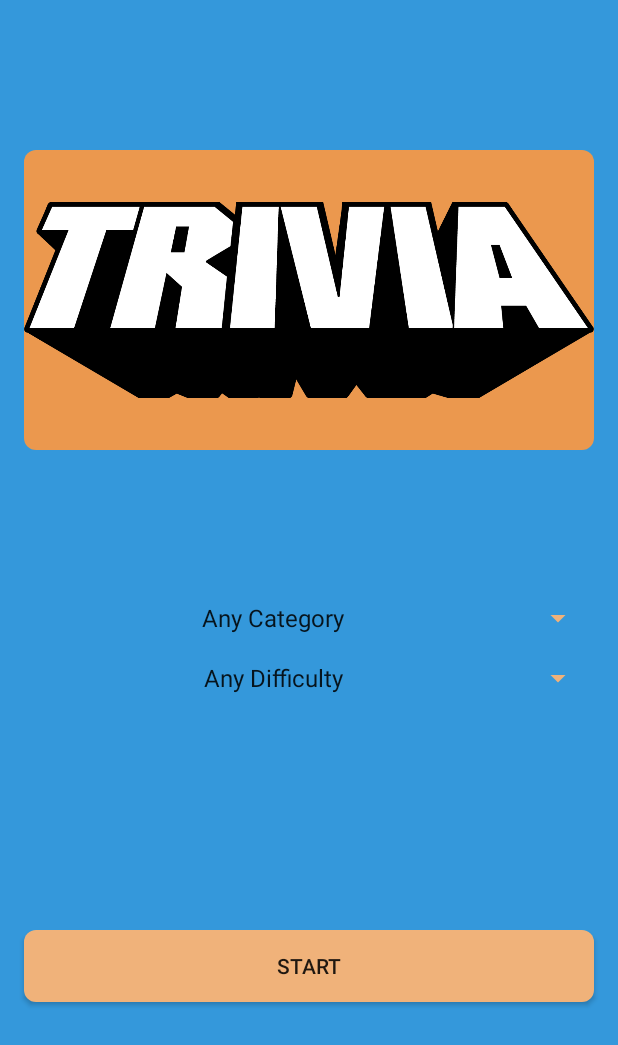
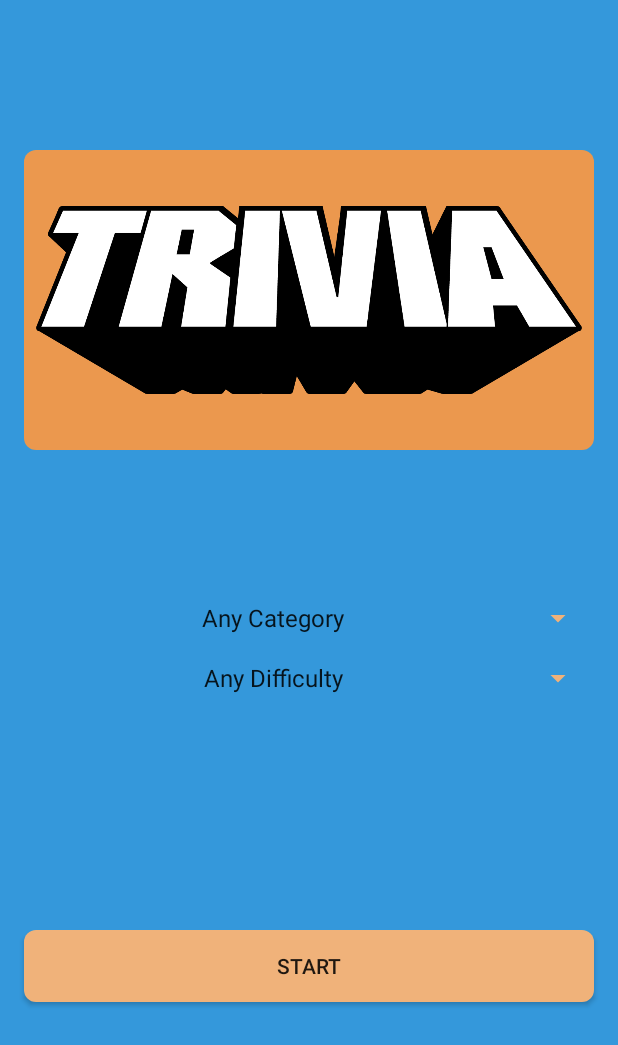
Before and after one commit to Joel-Jacob/TriviaApp, an Android app: the screen it shows after launch (MainActivity), on a phone screen of 412 x 824 dp. Shown: the top 1045 px of the screen. Run offline under Robolectric (Android 15) with nearby library versions, the phone set to English and light mode, and no system bars; our stand-ins replace RxJava.

Commit message:
Refactored loading animation

```diff
--- a/app/src/main/res/layout/activity_main.xml
+++ b/app/src/main/res/layout/activity_main.xml
@@ -12,6 +12,7 @@
         android:layout_height="200dp"
         android:background="@drawable/logo_bg"
         android:contentDescription="@string/logo_text"
+        android:padding="8dp"
         android:src="@drawable/trivia_logo"
         app:layout_constraintBottom_toTopOf="@id/category_spinner"
         app:layout_constraintEnd_toEndOf="@id/category_spinner"
@@ -78,15 +79,14 @@
         app:layout_constraintBottom_toBottomOf="parent"
         app:layout_constraintEnd_toEndOf="parent"
         app:layout_constraintStart_toStartOf="parent"
-        app:layout_constraintTop_toTopOf="parent">
+        app:layout_constraintTop_toTopOf="parent"
+        tools:visibility="visible">
 
-
-        <ImageView
-            android:id="@+id/loading_spinner"
-            android:layout_width="100dp"
-            android:layout_height="100dp"
-            android:background="@drawable/avd_anim"
-            android:src="@drawable/avd_anim"
+        <androidx.core.widget.ContentLoadingProgressBar
+            android:id="@+id/progress_cyclic"
+            android:layout_width="wrap_content"
+            android:layout_height="wrap_content"
+            style="?android:attr/progressBarStyleLarge"
             app:layout_constraintBottom_toBottomOf="parent"
             app:layout_constraintEnd_toEndOf="parent"
             app:layout_constraintStart_toStartOf="parent"
```
Also changed, not shown: app/src/main/java/com/example/triviaapp/view/MainActivity.kt (+7 -5 lines), app/src/main/res/layout/questions_fragment_layout.xml (+4 -4 lines).
